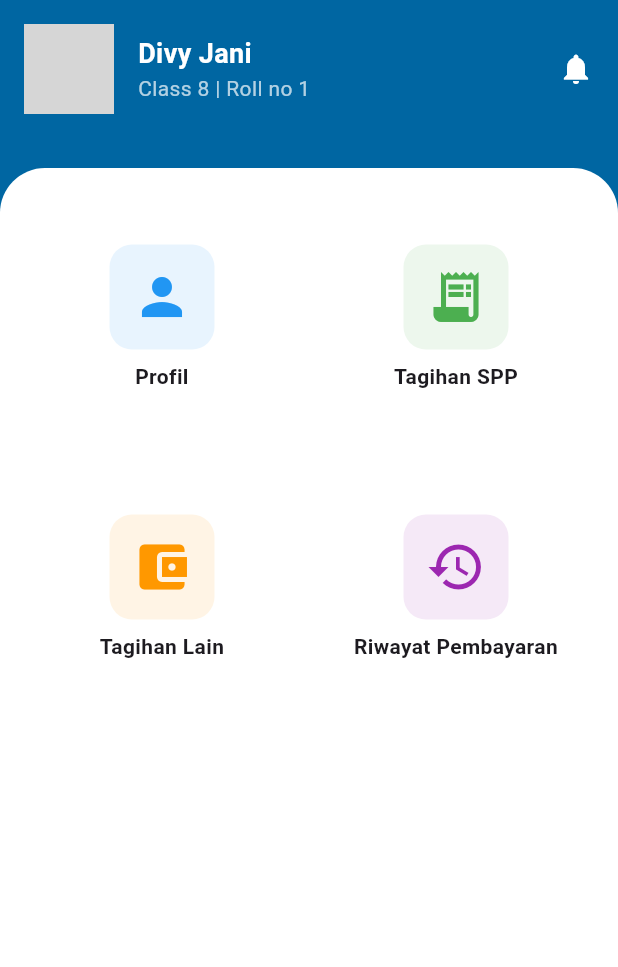
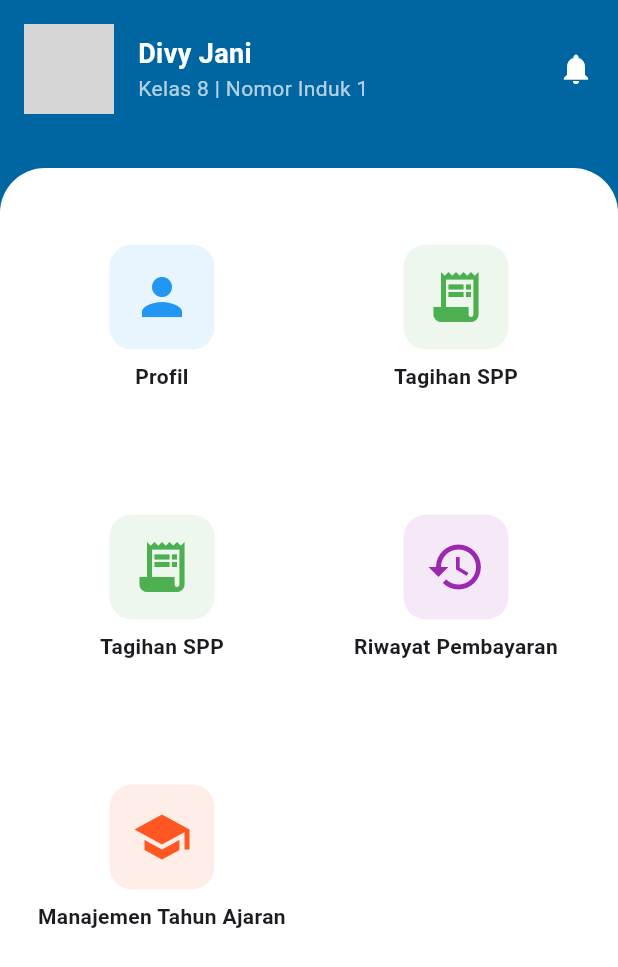
Before and after one commit to Firlans/flutter-app, a Flutter app: the DashboardSiswa screen opened by its route, on a phone screen of 412 x 824 dp. Shown: the top 967 px of the screen. Run offline on Flutter 3.47's test engine with Material 3 defaults, Android fonts, the light colour scheme and no system bars; our stand-ins replace pdf, printing; grey boxes are pictures that could not be loaded.

Commit message:
tambah menu baru

```diff
--- a/lib/dashboard_siswa.dart
+++ b/lib/dashboard_siswa.dart
@@ -3,6 +3,7 @@ import 'profil_siswa.dart';
 import 'tagihan_spp.dart';
 import 'tagihan_lain.dart';
 import 'riwayat_pembayaran.dart';
+import 'manajemen_tahun_ajaran.dart'; // Import untuk Manajemen Tahun Ajaran
 
 class DashboardSiswa extends StatelessWidget {
   @override
@@ -14,7 +15,7 @@ class DashboardSiswa extends StatelessWidget {
           children: [
             _buildHeader(),
             SizedBox(height: 20),
-            _buildMenuGrid(context),
+            _buildMenuGrid(context), // Menampilkan grid menu
           ],
         ),
       ),
@@ -43,7 +44,7 @@ class DashboardSiswa extends StatelessWidget {
                 ),
               ),
               Text(
-                'Class 8 | Roll no 1',
+                'Kelas 8 | Nomor Induk 1',
                 style: TextStyle(
                   color: Colors.white70,
                   fontSize: 14,
@@ -81,40 +82,36 @@ class DashboardSiswa extends StatelessWidget {
                 icon: Icons.person,
                 label: 'Profil',
                 color: Colors.blue,
-                onTap: () => Navigator.push(
-                  context,
-                  MaterialPageRoute(builder: (context) => ProfilSiswa()),
-                ),
+                onTap: () => Navigator.pushNamed(context, '/profile'),
               ),
               _buildMenuItem(
                 context,
                 icon: Icons.receipt_long,
                 label: 'Tagihan SPP',
                 color: Colors.green,
-                onTap: () => Navigator.push(
-                  context,
-                  MaterialPageRoute(builder: (context) => TagihanSPP()),
-                ),
+                onTap: () => Navigator.pushNamed(context, '/spp_bills'),
               ),
               _buildMenuItem(
                 context,
-                icon: Icons.account_balance_wallet,
-                label: 'Tagihan Lain',
-                color: Colors.orange,
-                onTap: () => Navigator.push(
-                  context,
-                  MaterialPageRoute(builder: (context) => TagihanLain()),
-                ),
+                icon: Icons.receipt_long,
+                label: 'Tagihan SPP',
+                color: Colors.green,
+                onTap: () => Navigator.pushNamed(context, '/spp_bills'),
               ),
+
               _buildMenuItem(
                 context,
                 icon: Icons.history,
                 label: 'Riwayat Pembayaran',
                 color: Colors.purple,
-                onTap: () => Navigator.push(
-                  context,
-                  MaterialPageRoute(builder: (context) => RiwayatPembayaran()),
-                ),
+                onTap: () => Navigator.pushNamed(context, '/payment_history'),
+              ),
+              _buildMenuItem(
+                context,
+                icon: Icons.school,
+                label: 'Manajemen Tahun Ajaran',
+                color: Colors.deepOrange,
+                onTap: () => Navigator.pushNamed(context, '/manage_academic_year'),
               ),
             ],
           ),
--- a/lib/main.dart
+++ b/lib/main.dart
@@ -1,4 +1,3 @@
-import 'package:client3/komponen_pembayaran_page.dart';
 import 'package:flutter/material.dart';
 import 'login_page.dart';
 import 'dashboard_siswa.dart';
@@ -6,7 +5,6 @@ import 'profil_siswa.dart';
 import 'tagihan_spp.dart';
 import 'tagihan_lain.dart';
 import 'riwayat_pembayaran.dart';
-import 'halaman_pembayaran.dart';
 import 'manajemen_tahun_ajaran.dart';
 import 'komponen_pembayaran_page.dart';
 
@@ -31,7 +29,6 @@ class MyApp extends StatelessWidget {
         '/spp_bills': (context) => TagihanSPP(),
         '/other_bills': (context) => TagihanLain(),
         '/payment_history': (context) => RiwayatPembayaran(),
-        // '/payment': (context) => HalamanPembayaran(tagihan: tagihan),
         '/manage_academic_year': (context) => ManajemenTahunAjaran(),
         '/manage_payment_components': (context) => KomponenPembayaranPage(),
       },
```
Also changed, not shown: pubspec.lock, 8 other files.
